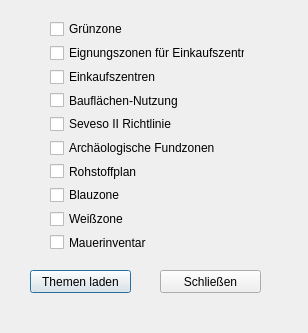
First picture: the form in tools/gui_raumplanung.ui, repository klausib/VogisMenu, before the edit.
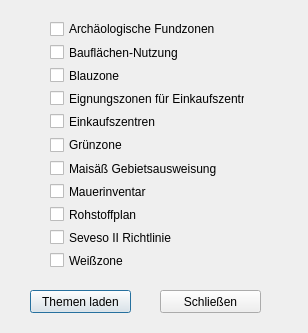
Second picture: the form after the edit.

Patch:
```diff
--- a/tools/gui_raumplanung.ui
+++ b/tools/gui_raumplanung.ui
@@ -17,7 +17,7 @@
    <property name="geometry">
     <rect>
      <x>30</x>
-     <y>270</y>
+     <y>290</y>
      <width>101</width>
      <height>23</height>
     </rect>
@@ -30,7 +30,7 @@
    <property name="geometry">
     <rect>
      <x>160</x>
-     <y>270</y>
+     <y>290</y>
      <width>101</width>
      <height>23</height>
     </rect>
@@ -45,17 +45,43 @@
      <x>50</x>
      <y>20</y>
      <width>195</width>
-     <height>231</height>
+     <height>249</height>
     </rect>
    </property>
    <layout class="QVBoxLayout" name="verticalLayout">
     <item>
-     <widget class="QCheckBox" name="ckGruenzone">
+     <widget class="QCheckBox" name="ckFundzonen">
       <property name="enabled">
        <bool>true</bool>
       </property>
       <property name="text">
-       <string>Grünzone</string>
+       <string>Archäologische Fundzonen</string>
+      </property>
+      <attribute name="buttonGroup">
+       <string>ckButtons</string>
+      </attribute>
+     </widget>
+    </item>
+    <item>
+     <widget class="QCheckBox" name="ckBauflaechen">
+      <property name="enabled">
+       <bool>true</bool>
+      </property>
+      <property name="text">
+       <string>Bauflächen-Nutzung</string>
+      </property>
+      <attribute name="buttonGroup">
+       <string>ckButtons</string>
+      </attribute>
+     </widget>
+    </item>
+    <item>
+     <widget class="QCheckBox" name="ckBlauzone">
+      <property name="enabled">
+       <bool>true</bool>
+      </property>
+      <property name="text">
+       <string>Blauzone</string>
       </property>
       <attribute name="buttonGroup">
        <string>ckButtons</string>
@@ -89,12 +115,12 @@
      </widget>
     </item>
     <item>
-     <widget class="QCheckBox" name="ckBauflaechen">
+     <widget class="QCheckBox" name="ckGruenzone">
       <property name="enabled">
        <bool>true</bool>
       </property>
       <property name="text">
-       <string>Bauflächen-Nutzung</string>
+       <string>Grünzone</string>
       </property>
       <attribute name="buttonGroup">
        <string>ckButtons</string>
@@ -102,12 +128,12 @@
      </widget>
     </item>
     <item>
-     <widget class="QCheckBox" name="ckSeveso">
+     <widget class="QCheckBox" name="ckMaisaess">
       <property name="enabled">
        <bool>true</bool>
       </property>
       <property name="text">
-       <string>Seveso II Richtlinie</string>
+       <string>Maisäß Gebietsausweisung</string>
       </property>
       <attribute name="buttonGroup">
        <string>ckButtons</string>
@@ -115,12 +141,12 @@
      </widget>
     </item>
     <item>
-     <widget class="QCheckBox" name="ckFundzonen">
+     <widget class="QCheckBox" name="ckMauerinventar">
       <property name="enabled">
        <bool>true</bool>
       </property>
       <property name="text">
-       <string>Archäologische Fundzonen</string>
+       <string>Mauerinventar</string>
       </property>
       <attribute name="buttonGroup">
        <string>ckButtons</string>
@@ -141,12 +167,12 @@
      </widget>
     </item>
     <item>
-     <widget class="QCheckBox" name="ckBlauzone">
+     <widget class="QCheckBox" name="ckSeveso">
       <property name="enabled">
        <bool>true</bool>
       </property>
       <property name="text">
-       <string>Blauzone</string>
+       <string>Seveso II Richtlinie</string>
       </property>
       <attribute name="buttonGroup">
        <string>ckButtons</string>
@@ -166,19 +192,6 @@
       </attribute>
      </widget>
     </item>
-    <item>
-     <widget class="QCheckBox" name="ckMauerinventar">
-      <property name="enabled">
-       <bool>true</bool>
-      </property>
-      <property name="text">
-       <string>Mauerinventar</string>
-      </property>
-      <attribute name="buttonGroup">
-       <string>ckButtons</string>
-      </attribute>
-     </widget>
-    </item>
    </layout>
   </widget>
  </widget>
```
